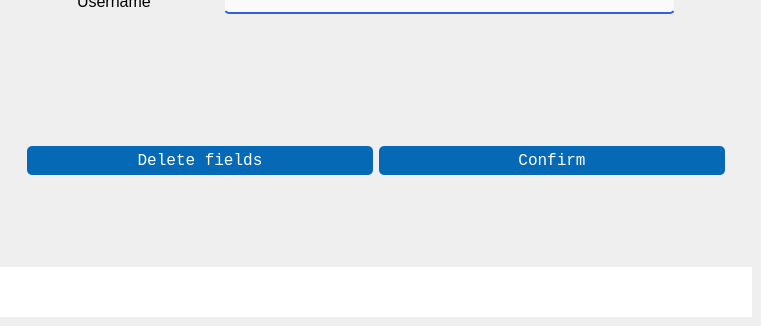
This is GUI/principal.ui in djefferson-saintilus/pasm as Qt 5 draws it before an edit; both pictures show x 259 to 1020 and y 254 to 580 of the 1020 by 580 pixel window. The edited form follows.
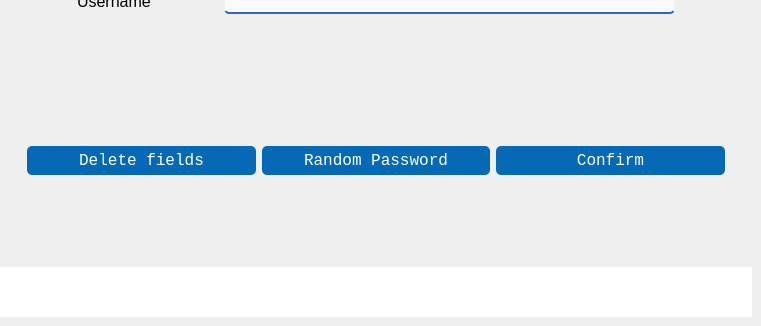
This is the edited form. The open tabs and pages were chosen to show the change. Icons and pictures are not drawn.

```diff
--- a/GUI/principal.ui
+++ b/GUI/principal.ui
@@ -562,6 +562,13 @@
                    </property>
                   </widget>
                  </item>
+                 <item>
+                  <widget class="QPushButton" name="btn_random_pass">
+                   <property name="text">
+                    <string>Random Password</string>
+                   </property>
+                  </widget>
+                 </item>
                  <item>
                   <widget class="QPushButton" name="btn_confirm_3">
                    <property name="text">
```
Left out of the diff: 2 changed lines with no effect on the pictures.
